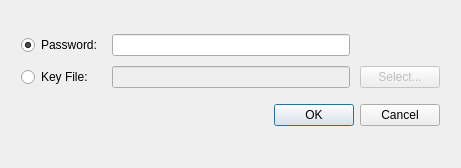
Qt form qt_ui/get_password_or_key_dialog.ui (evpo/EncryptPad) before a commit.
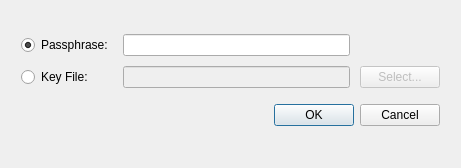
The same form after that commit.

Commit message: All passwords because passphrases except in file names. WIP

```diff
--- a/qt_ui/get_password_or_key_dialog.ui
+++ b/qt_ui/get_password_or_key_dialog.ui
@@ -34,7 +34,7 @@
      <item row="0" column="0">
       <widget class="QRadioButton" name="uiPasswordRadio">
        <property name="text">
-        <string>Password:</string>
+        <string>Passphrase:</string>
        </property>
        <property name="checked">
         <bool>true</bool>
```
Left out of the diff: 24 changed lines with no effect on the pictures. The commit also changes 35 other files.
